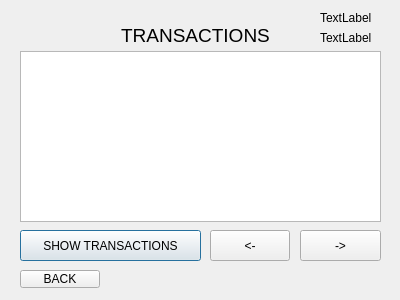
Above: bank-automat/transactions.ui from alavuvi/atm-simulator-project before the change. Below: the same form after it.
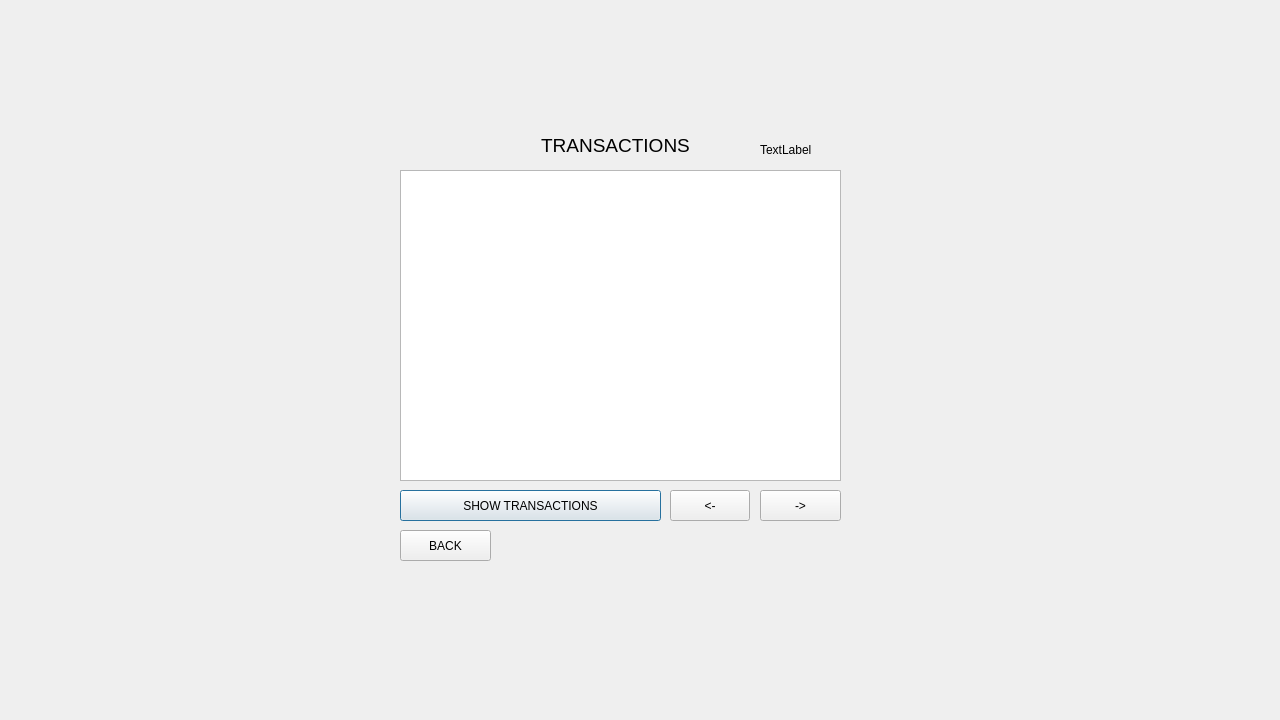
That is the form after the change.

Commit message: buttons ready

The edit to the form file:
```diff
--- a/bank-automat/transactions.ui
+++ b/bank-automat/transactions.ui
@@ -6,8 +6,8 @@
    <rect>
     <x>0</x>
     <y>0</y>
-    <width>400</width>
-    <height>300</height>
+    <width>1280</width>
+    <height>720</height>
    </rect>
   </property>
   <property name="windowTitle">
@@ -16,9 +16,9 @@
   <widget class="QPushButton" name="btnTransactions">
    <property name="geometry">
     <rect>
-     <x>20</x>
-     <y>230</y>
-     <width>181</width>
+     <x>400</x>
+     <y>490</y>
+     <width>261</width>
      <height>31</height>
     </rect>
    </property>
@@ -26,26 +26,13 @@
     <string>SHOW TRANSACTIONS</string>
    </property>
   </widget>
-  <widget class="QLabel" name="labelAccountId">
-   <property name="geometry">
-    <rect>
-     <x>320</x>
-     <y>10</y>
-     <width>61</width>
-     <height>16</height>
-    </rect>
-   </property>
-   <property name="text">
-    <string>TextLabel</string>
-   </property>
-  </widget>
   <widget class="QTableView" name="tableTransactions">
    <property name="geometry">
     <rect>
-     <x>20</x>
-     <y>51</y>
-     <width>361</width>
-     <height>171</height>
+     <x>400</x>
+     <y>170</y>
+     <width>441</width>
+     <height>311</height>
     </rect>
    </property>
    <property name="selectionMode">
@@ -55,8 +42,8 @@
   <widget class="QPushButton" name="btn_older">
    <property name="geometry">
     <rect>
-     <x>300</x>
-     <y>230</y>
+     <x>760</x>
+     <y>490</y>
      <width>81</width>
      <height>31</height>
     </rect>
@@ -68,8 +55,8 @@
   <widget class="QLabel" name="labelTransactions">
    <property name="geometry">
     <rect>
-     <x>120</x>
-     <y>20</y>
+     <x>540</x>
+     <y>130</y>
      <width>151</width>
      <height>31</height>
     </rect>
@@ -89,10 +76,10 @@
   <widget class="QPushButton" name="btnBack">
    <property name="geometry">
     <rect>
-     <x>20</x>
-     <y>270</y>
-     <width>80</width>
-     <height>18</height>
+     <x>400</x>
+     <y>530</y>
+     <width>91</width>
+     <height>31</height>
     </rect>
    </property>
    <property name="text">
@@ -102,8 +89,8 @@
   <widget class="QPushButton" name="btn_newer">
    <property name="geometry">
     <rect>
-     <x>210</x>
-     <y>230</y>
+     <x>670</x>
+     <y>490</y>
      <width>80</width>
      <height>31</height>
     </rect>
@@ -115,10 +102,10 @@
   <widget class="QLabel" name="label1">
    <property name="geometry">
     <rect>
-     <x>320</x>
-     <y>30</y>
-     <width>61</width>
-     <height>16</height>
+     <x>760</x>
+     <y>140</y>
+     <width>81</width>
+     <height>20</height>
     </rect>
    </property>
    <property name="text">
```
The commit also changes 2 other files.
